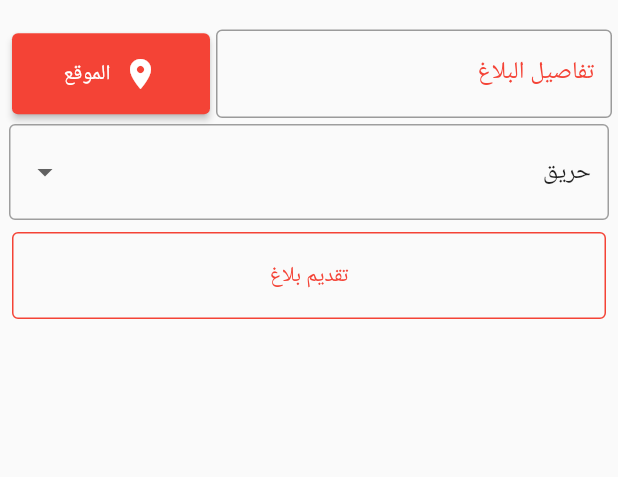
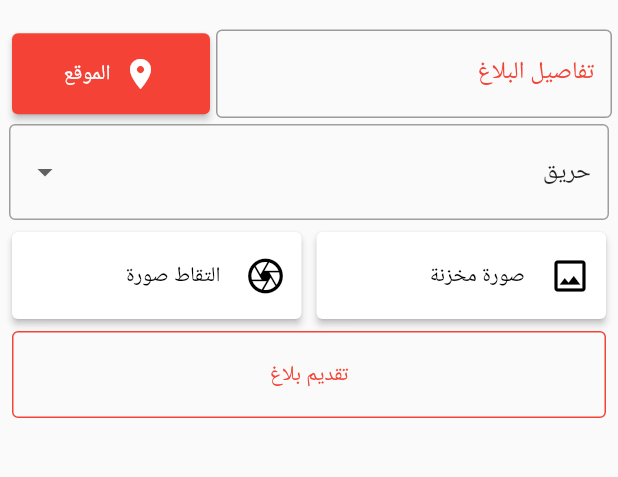
Before and after one commit to salemaljebaly/sos_mobile_app, a Flutter app: the ReportScreen screen opened by its route, on a phone screen of 412 x 824 dp, the part 341-818 px from its top. Run offline on Flutter 3.47's test engine with Material 2 defaults, Android fonts, the phone set to English and light mode, and no system bars; our stand-ins replace flutter_dotenv, flutter_svg, geolocator, get, get_storage, google_fonts and 2 more; accounts and stored records are empty; Roboto replaces fonts that are missing (Almarai).

Commit message:
fix upload image

```diff
--- a/lib/controller/auth_contoller.dart
+++ b/lib/controller/auth_contoller.dart
@@ -1,5 +1,3 @@
-import 'dart:convert';
-
 import 'package:flutter/material.dart';
 import 'package:get/get.dart';
 import 'package:sos_mobile_app/controller/auth_manager.dart';
@@ -9,7 +7,6 @@ import 'package:sos_mobile_app/model/citizen_response_model.dart';
 import 'package:sos_mobile_app/routes/app_pages.dart';
 import 'package:sos_mobile_app/services/auth_service.dart';
 import 'package:sos_mobile_app/utils/strings.dart';
-import 'package:sos_mobile_app/view/home_screen.dart';
 
 class AuthController extends GetxController {
   late final AuthService _authService;
--- a/lib/main.dart
+++ b/lib/main.dart
@@ -18,7 +18,6 @@ void main() async {
 // --------------------------------------------------------------------------- //
 class MyApp extends StatelessWidget {
   const MyApp({Key? key}) : super(key: key);
-
   // --------------------------------------------------------------------------- //
   @override
   Widget build(BuildContext context) {
--- /dev/null
+++ b/lib/model/report_image_response.dart
@@ -0,0 +1,23 @@
+import 'dart:convert';
+
+class ReportImageResponse {
+  ReportImageResponse({
+    required this.imagePath,
+  });
+
+  String imagePath;
+
+  factory ReportImageResponse.fromRawJson(String str) =>
+      ReportImageResponse.fromJson(json.decode(str));
+
+  String toRawJson() => json.encode(toJson());
+
+  factory ReportImageResponse.fromJson(Map<String, dynamic> json) =>
+      ReportImageResponse(
+        imagePath: json["imagePath"],
+      );
+
+  Map<String, dynamic> toJson() => {
+        "imagePath": imagePath,
+      };
+}
--- a/lib/view/report_screen.dart
+++ b/lib/view/report_screen.dart
@@ -29,11 +29,18 @@ class _ReportScreenState extends State<ReportScreen> {
       final imageTemp = File(image.path);
       setState(() {
         this.image = imageTemp;
-        print('image' + image.toString());
+        print('image' + image.path);
       });
     } on PlatformException catch (e) {
       print('failed to pick file: $e');
     }
+  }
+
+  @override
+  void initState() {
+    print('from screen' + _reportConteroller.reportId.value.toString());
+    // TODO: implement initState
+    super.initState();
   }
 
   // --------------------------------------------------------------------------- //
@@ -139,30 +146,30 @@ class _ReportScreenState extends State<ReportScreen> {
                   ),
                 ),
               ),
-              // Padding(
-              //   padding: const EdgeInsets.all(4.0),
-              //   child: Row(
-              //     children: [
-              //       Expanded(
-              //         child: buildButton(
-              //           icon: Icons.image_outlined,
-              //           title: 'صورة مخزنة',
-              //           onClicked: () => pickImage(ImageSource.gallery),
-              //         ),
-              //       ),
-              //       const SizedBox(
-              //         width: 10,
-              //       ),
-              //       Expanded(
-              //         child: buildButton(
-              //           icon: Icons.camera_outlined,
-              //           title: 'التقاط صورة',
-              //           onClicked: () => pickImage(ImageSource.camera),
-              //         ),
-              //       ),
-              //     ],
-              //   ),
-              // ),
+              Padding(
+                padding: const EdgeInsets.all(4.0),
+                child: Row(
+                  children: [
+                    Expanded(
+                      child: buildButton(
+                        icon: Icons.image_outlined,
+                        title: 'صورة مخزنة',
+                        onClicked: () => pickImage(ImageSource.gallery),
+                      ),
+                    ),
+                    const SizedBox(
+                      width: 10,
+                    ),
+                    Expanded(
+                      child: buildButton(
+                        icon: Icons.camera_outlined,
+                        title: 'التقاط صورة',
+                        onClicked: () => pickImage(ImageSource.camera),
+                      ),
+                    ),
+                  ],
+                ),
+              ),
               Padding(
                 padding: const EdgeInsets.all(4.0),
                 child: SizedBox(
@@ -183,12 +190,10 @@ class _ReportScreenState extends State<ReportScreen> {
                         latitude: _reportConteroller.latitude.value.toString(),
                       );
 
-                      _reportConteroller.create(model);
-                      // Future.delayed(const Duration(seconds: 1));
-                      // print('id from report' +
-                      //     _reportConteroller.reportId.value.toString());
-                      // _reportConteroller.upload(
-                      //     _reportConteroller.reportId.value, this.image);
+                      int reportId =
+                          await _reportConteroller.create(model) as int;
+                      Future.delayed(const Duration(seconds: 2));
+                      _reportConteroller.upload(reportId, image?.path);
                     },
                     child: Text(
                       Strings.sendReport,
--- a/pubspec.yaml
+++ b/pubspec.yaml
@@ -25,6 +25,7 @@ dependencies:
   url_launcher: ^6.1.3
   image_picker: ^0.8.5+3
   timelines: ^0.1.0
+  http: ^0.13.4
 # ---------------------------------------------------------------- #
 dev_dependencies:
   flutter_test:
```
Also changed, not shown: lib/controller/report_controller.dart (+12 -15 lines), lib/services/report_service.dart (+28 -11 lines), pubspec.lock.
